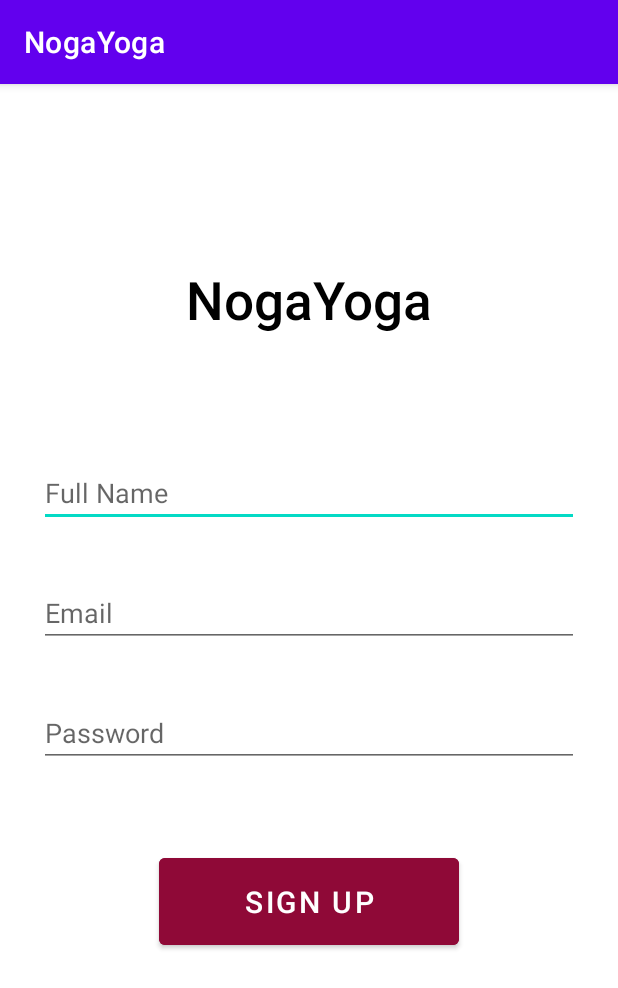
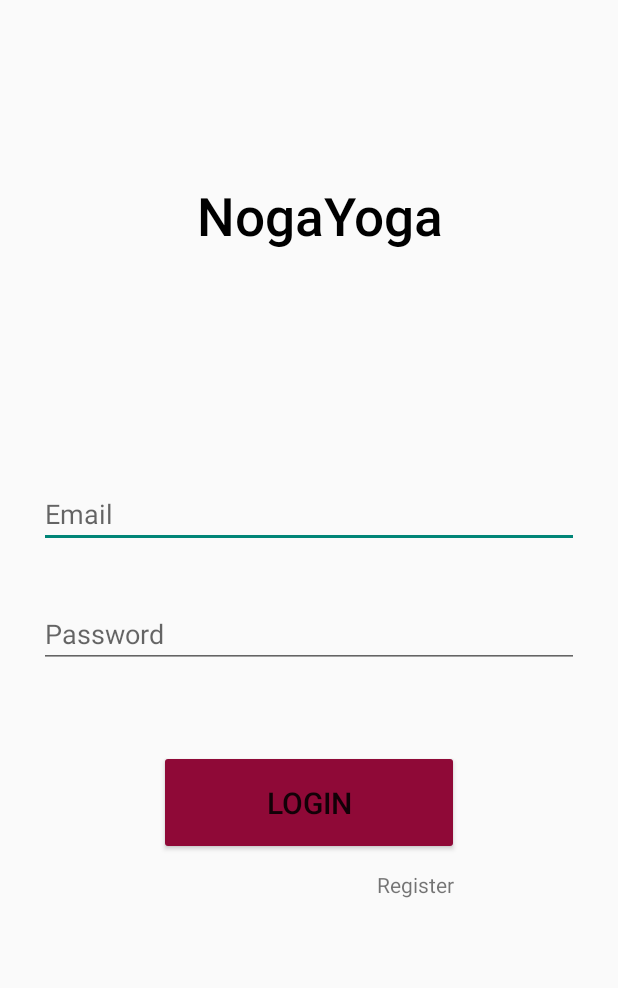
Before and after one commit to nigara144/NogaYoga, an Android app: the screen it shows after launch (MainActivity), on a phone screen of 412 x 824 dp. Shown: the top 988 px of the screen. Run offline under Robolectric (Android 15) with nearby library versions, the phone set to English and light mode, and no system bars.

Commit message:
# User class created # Integration with firebase done # Sign up completed successfully

```diff
--- a/app/build.gradle
+++ b/app/build.gradle
@@ -3,12 +3,12 @@ plugins {
 }
 
 android {
-    compileSdk 30
+    compileSdk 31
 
     defaultConfig {
         applicationId "com.example.nogayoga"
         minSdk 24
-        targetSdk 30
+        targetSdk 31
         versionCode 1
         versionName "1.0"
 
@@ -34,6 +34,8 @@ dependencies {
     implementation 'androidx.appcompat:appcompat:1.4.0'
     implementation 'com.google.android.material:material:1.4.0'
     implementation 'androidx.constraintlayout:constraintlayout:2.1.2'
+    implementation 'com.google.firebase:firebase-auth:21.0.1'
+    implementation 'com.google.firebase:firebase-database:20.0.3'
     testImplementation 'junit:junit:4.+'
     androidTestImplementation 'androidx.test.ext:junit:1.1.3'
     androidTestImplementation 'androidx.test.espresso:espresso-core:3.4.0'
--- a/app/src/main/AndroidManifest.xml
+++ b/app/src/main/AndroidManifest.xml
@@ -9,8 +9,12 @@
         android:roundIcon="@mipmap/ic_launcher_round"
         android:supportsRtl="true"
         android:theme="@style/Theme.NogaYoga">
+        <activity android:name=".RegisterUser"
+            android:label="@string/app_name"
+            android:theme="@style/Theme.AppCompat.Light.NoActionBar.FullScreen"/>
         <activity
             android:name=".MainActivity"
+            android:theme="@style/Theme.AppCompat.Light.NoActionBar.FullScreen"
             android:exported="true">
             <intent-filter>
                 <action android:name="android.intent.action.MAIN" />
--- a/app/src/main/java/com/example/nogayoga/MainActivity.java
+++ b/app/src/main/java/com/example/nogayoga/MainActivity.java
@@ -2,13 +2,30 @@ package com.example.nogayoga;
 
 import androidx.appcompat.app.AppCompatActivity;
 
+import android.content.Intent;
 import android.os.Bundle;
+import android.view.View;
+import android.widget.TextView;
 
-public class MainActivity extends AppCompatActivity {
+public class MainActivity extends AppCompatActivity implements View.OnClickListener{
+
+    private TextView register;
 
     @Override
     protected void onCreate(Bundle savedInstanceState) {
         super.onCreate(savedInstanceState);
         setContentView(R.layout.activity_main);
+
+        register = (TextView) findViewById(R.id.register);
+        register.setOnClickListener(this);
+    }
+
+    @Override
+    public void onClick(View view) {
+        switch(view.getId()){
+            case R.id.register:
+                startActivity(new Intent(this, RegisterUser.class));
+                break;
+        }
     }
 }
--- a/app/src/main/res/layout/activity_main.xml
+++ b/app/src/main/res/layout/activity_main.xml
@@ -10,6 +10,7 @@
         android:id="@+id/logo"
         android:layout_width="wrap_content"
         android:layout_height="wrap_content"
+        android:layout_marginLeft="15dp"
         android:text="NogaYoga"
         android:textSize="35dp"
         android:fontFamily="sans-serif-medium"
@@ -20,27 +21,15 @@
         app:layout_constraintTop_toTopOf="parent" />
 
     <EditText
-        android:id="@+id/full_name"
-        android:layout_width="360dp"
-        android:layout_height="wrap_content"
-        android:layout_marginTop="250dp"
-        android:inputType="textPersonName"
-        android:hint="Full Name"
-        app:layout_constraintLeft_toLeftOf="parent"
-        app:layout_constraintRight_toRightOf="parent"
-        app:layout_constraintTop_toTopOf="parent"
-        />
-
-    <EditText
         android:id="@+id/email"
         android:layout_width="360dp"
         android:layout_height="wrap_content"
-        android:layout_marginTop="80dp"
+        android:layout_marginTop="200dp"
         android:inputType="textEmailAddress"
         android:hint="Email"
         app:layout_constraintLeft_toLeftOf="parent"
         app:layout_constraintRight_toRightOf="parent"
-        app:layout_constraintTop_toTopOf="@id/full_name"
+        app:layout_constraintTop_toTopOf="@id/logo"
         />
 
     <EditText
@@ -56,11 +45,11 @@
         />
 
     <Button
-        android:id="@+id/sign_up_btn"
+        android:id="@+id/sign_in_btn"
         android:layout_width="200dp"
         android:layout_height="70dp"
         android:layout_marginTop="100dp"
-        android:text="Sign Up"
+        android:text="Login"
         android:textSize="20dp"
         android:backgroundTint="#8F0937"
         app:layout_constraintLeft_toLeftOf="parent"
@@ -68,4 +57,17 @@
         app:layout_constraintTop_toTopOf="@id/password"
         />
 
+    <TextView
+        android:id="@+id/register"
+        android:layout_width="60dp"
+        android:layout_height="20dp"
+        android:layout_marginTop="80dp"
+        android:text="Register"
+        android:layout_marginLeft="150dp"
+        app:layout_constraintLeft_toLeftOf="parent"
+        app:layout_constraintRight_toRightOf="parent"
+        app:layout_constraintTop_toTopOf="@id/sign_in_btn"
+        />
+
+
 </androidx.constraintlayout.widget.ConstraintLayout>
--- /dev/null
+++ b/app/src/main/res/values/styles.xml
@@ -0,0 +1,11 @@
+<?xml version="1.0" encoding="utf-8"?>
+<resources>
+    <style name="AppTheme" parent="Theme.AppCompat.Light"></style>
+
+    <style name="Theme.AppCompat.Light.NoActionBar.FullScreen" parent="@style/Theme.AppCompat.Light.NoActionBar">
+        <item name="android:windowNoTitle">true</item>
+        <item name="android:windowActionBar">false</item>
+        <item name="android:windowFullscreen">true</item>
+        <item name="android:windowContentOverlay">@null</item>
+    </style>
+</resources>
```
Also changed, not shown: app/src/main/java/com/example/nogayoga/RegisterUser.java (added, +119 -0 lines), app/src/main/java/com/example/nogayoga/User.java (added, +15 -0 lines), app/src/main/res/layout/activity_signup.xml (+75 -0 lines), build.gradle (+6 -5 lines), settings.gradle (+8 -8 lines).
